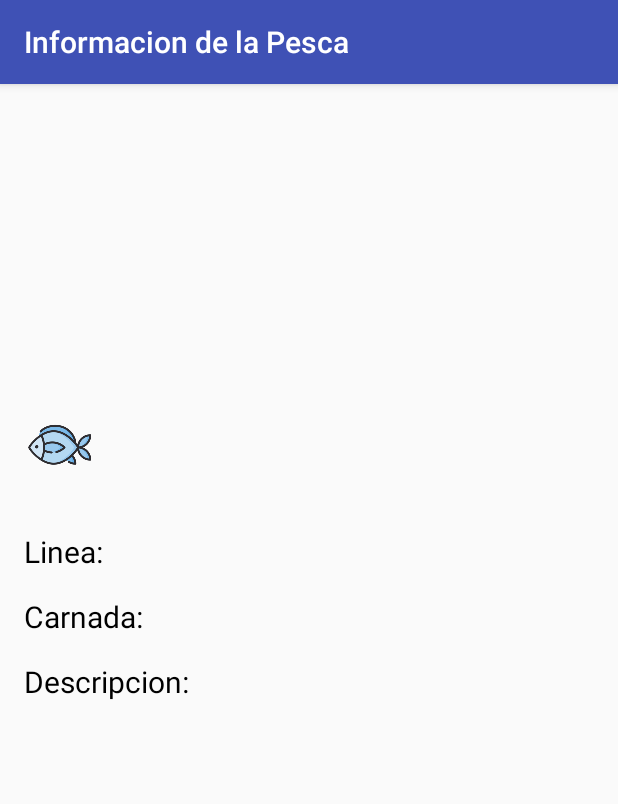
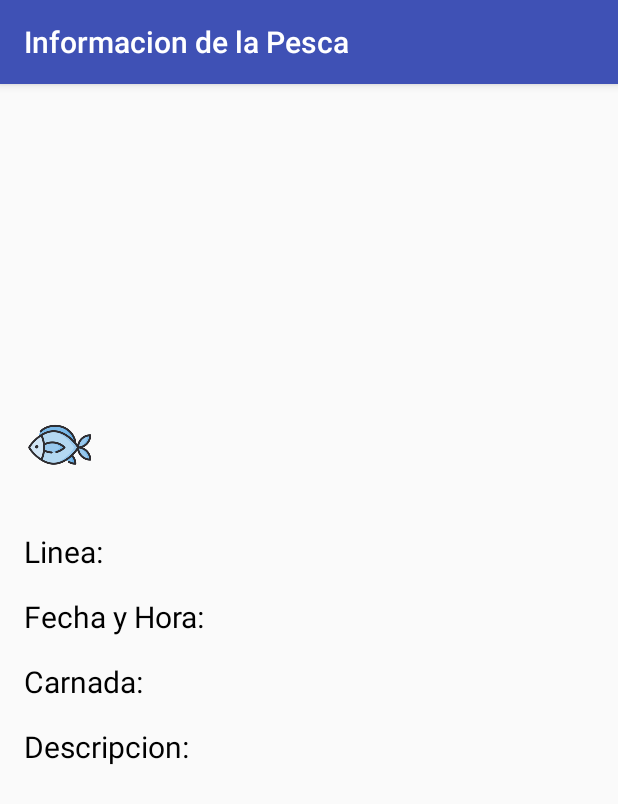
Before and after one commit to UTN-FRBA-Mobile/APPescar, an Android app: the DetallesPesca screen opened directly, with no data from a screen before it, on a phone screen of 412 x 824 dp. Shown: the top 804 px of the screen. Run offline under Robolectric (Android 15) with nearby library versions, the phone set to English and light mode, and no system bars.

Commit message:
Add Timestamp

```diff
--- a/app/src/main/java/com/appescar/appescar/DetallesPesca.java
+++ b/app/src/main/java/com/appescar/appescar/DetallesPesca.java
@@ -40,6 +40,9 @@ public class DetallesPesca extends AppCompatActivity {
         TextView description = (TextView) findViewById(R.id.DETAILS_description);
         description.setText(intent.getStringExtra("description"));
 
+        TextView timestamp = (TextView) findViewById(R.id.DETAILS_timestamp);
+        timestamp.setText(intent.getStringExtra("tst"));
+
         ImageView image = (ImageView) findViewById(R.id.DETAILS_img);
         Bitmap bitmap = null;
         try {
--- a/app/src/main/java/com/appescar/appescar/FormAdd.java
+++ b/app/src/main/java/com/appescar/appescar/FormAdd.java
@@ -25,6 +25,8 @@ import com.google.firebase.database.FirebaseDatabase;
 import com.squareup.picasso.Picasso;
 
 import java.io.ByteArrayOutputStream;
+import java.text.SimpleDateFormat;
+import java.util.Date;
 
 public class FormAdd extends AppCompatActivity {
 
@@ -94,7 +96,9 @@ public class FormAdd extends AppCompatActivity {
                 refDatabase = FirebaseDatabase.getInstance().getReference().child("pescas");
                 FirebaseUser currentFirebaseUser = FirebaseAuth.getInstance().getCurrentUser() ;
 
-                Pesca pesca = new Pesca(base64, FormAddTipoPez, FormAddTipoLinea, FormAddTipoCarnada, FormAddDescripcion, lat, lng,  currentFirebaseUser.getUid());
+                Pesca pesca = new Pesca(base64, FormAddTipoPez, FormAddTipoLinea,
+                                        FormAddTipoCarnada, FormAddDescripcion, lat, lng,
+                                        currentFirebaseUser.getUid(), new SimpleDateFormat("yyyy.MM.dd HH.mm.ss").format(new Date()) );
                 String key = refDatabase.push().getKey();
                 refDatabase.child(key).setValue(pesca);
 
--- a/app/src/main/java/com/appescar/appescar/MapsActivity.java
+++ b/app/src/main/java/com/appescar/appescar/MapsActivity.java
@@ -292,6 +292,7 @@ public class MapsActivity extends AppCompatActivity
                 intent.putExtra("fish",pesca.getFish());
                 intent.putExtra("line",pesca.getLine());
                 intent.putExtra("bait",pesca.getBait());
+                intent.putExtra("tst",pesca.getTst());
 
                 byte[] decoded = Base64.decode(pesca.getImg(), Base64.DEFAULT);
                 Bitmap decodedByte = BitmapFactory.decodeByteArray(decoded, 0, decoded.length);
--- a/app/src/main/java/com/appescar/appescar/MisPescasActivity.java
+++ b/app/src/main/java/com/appescar/appescar/MisPescasActivity.java
@@ -55,12 +55,14 @@ public class MisPescasActivity extends AppCompatActivity {
                 TextView line = (TextView) view.findViewById(R.id.lv_line);
                 TextView desc = (TextView) view.findViewById(R.id.lv_description);
                 ImageView img = (ImageView) view.findViewById(R.id.lv_list_image);
+                TextView tst = (TextView) view.findViewById(R.id.lv_timestamp);
 
 
                 fish.setText(pesca.getFish());
                 bait.setText(pesca.getBait());
                 line.setText(pesca.getLine());
                 desc.setText(pesca.getDescription());
+                tst.setText(pesca.getTst());
 
 
                 byte[] decoded = Base64.decode(pesca.getImg(), Base64.DEFAULT);
@@ -85,6 +87,7 @@ public class MisPescasActivity extends AppCompatActivity {
                 intent.putExtra("fish",pesca.getFish());
                 intent.putExtra("line",pesca.getLine());
                 intent.putExtra("bait",pesca.getBait());
+                intent.putExtra("tst",pesca.getTst());
 
                 byte[] decoded = Base64.decode(pesca.getImg(), Base64.DEFAULT);
                 Bitmap decodedByte = BitmapFactory.decodeByteArray(decoded, 0, decoded.length);
--- a/app/src/main/java/com/appescar/appescar/Pesca.java
+++ b/app/src/main/java/com/appescar/appescar/Pesca.java
@@ -13,12 +13,13 @@ public class Pesca {
     public Double lat = new Double("0");
     public Double lng = new Double("0");
     public String uid = "";
+    public String tst = "";
 
     //Contructor default para deserealizar
     public Pesca() {
     }
 
-    public Pesca(String img, String fish, String line, String bait, String description, Double lat, Double lng, String uid ) {
+    public Pesca(String img, String fish, String line, String bait, String description, Double lat, Double lng, String uid, String tst ) {
         this.img = img;
         this.fish = fish;
         this.line = line;
@@ -27,6 +28,7 @@ public class Pesca {
         this.lat = lat;
         this.lng = lng;
         this.uid = uid;
+        this.tst = tst;
     }
 
     public String getImg() {
@@ -58,4 +60,6 @@ public class Pesca {
     }
 
     public String getUid() { return uid; }
+
+    public String getTst() { return tst; }
 }
--- a/app/src/main/res/layout/content_detalles_pesca.xml
+++ b/app/src/main/res/layout/content_detalles_pesca.xml
@@ -81,6 +81,31 @@
                 android:layout_marginTop="@dimen/activity_vertical_margin">
 
                 <TextView
+                    android:id="@+id/DETAILS_timestamp_label"
+                    android:layout_width="wrap_content"
+                    android:layout_height="wrap_content"
+                    android:text="Fecha y Hora:"
+                    android:textColor="#000"
+                    android:textSize="20sp"/>
+
+                <TextView
+                    android:id="@+id/DETAILS_timestamp"
+                    android:layout_width="wrap_content"
+                    android:layout_height="wrap_content"
+                    android:layout_toRightOf="@+id/DETAILS_timestamp_label"
+                    android:layout_marginLeft="@dimen/activity_horizontal_margin"
+                    android:textColor="#9f9f9f"
+                    android:textSize="20sp"/>
+
+            </RelativeLayout>
+
+
+            <RelativeLayout
+                android:layout_width="match_parent"
+                android:layout_height="wrap_content"
+                android:layout_marginTop="@dimen/activity_vertical_margin">
+
+                <TextView
                     android:id="@+id/DETAILS_bait_label"
                     android:layout_width="wrap_content"
                     android:layout_height="wrap_content"
```
Also changed, not shown: app/src/main/res/layout/una_pesca.xml (+30 -7 lines), app/src/main/res/drawable/pesca1.png (deleted), app/src/main/res/drawable/pesca2.png (deleted), app/src/main/res/drawable/pesca3.png (deleted), app/src/main/res/drawable/pesca4.png (deleted), app/src/main/res/drawable/pesca5.png (deleted), app/src/main/res/drawable/pesca6.png (deleted).
